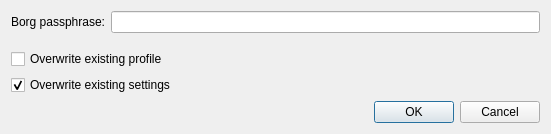
borgbase/vorta, file src/vorta/assets/UI/importwindow.ui: the form before one commit.
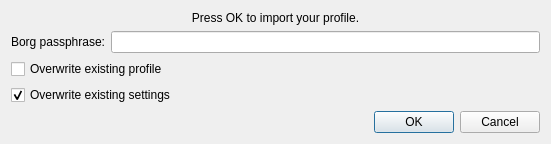
The form after the commit.

Commit message:
Profile/import password from user is supported. Clean diff from master for easy review.
Profile/import password from user is supported. Clean diff from master for easy review.

What changed in the file:
```diff
--- a/src/vorta/assets/UI/importwindow.ui
+++ b/src/vorta/assets/UI/importwindow.ui
@@ -17,6 +17,16 @@
    </sizepolicy>
   </property>
   <layout class="QVBoxLayout" name="verticalLayout_2">
+   <item>
+    <widget class="QLabel" name="askUser">
+     <property name="text">
+      <string>Press OK to import your profile.</string>
+     </property>
+     <property name="alignment">
+      <set>Qt::AlignCenter</set>
+     </property>
+    </widget>
+   </item>
    <item>
     <layout class="QFormLayout" name="formLayout">
      <item row="0" column="0">
```
The commit also changes 7 other files.
